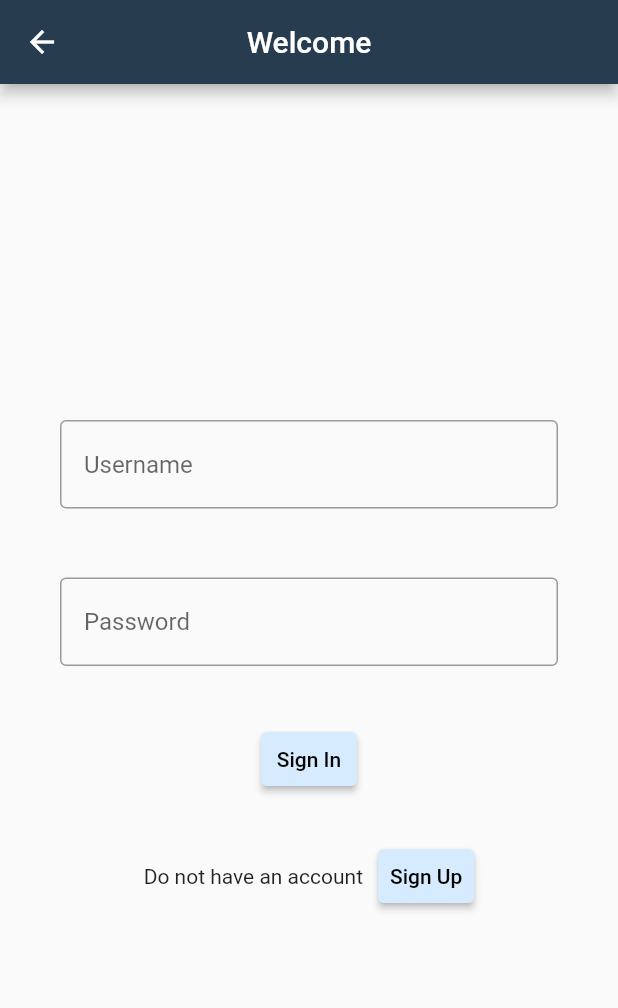
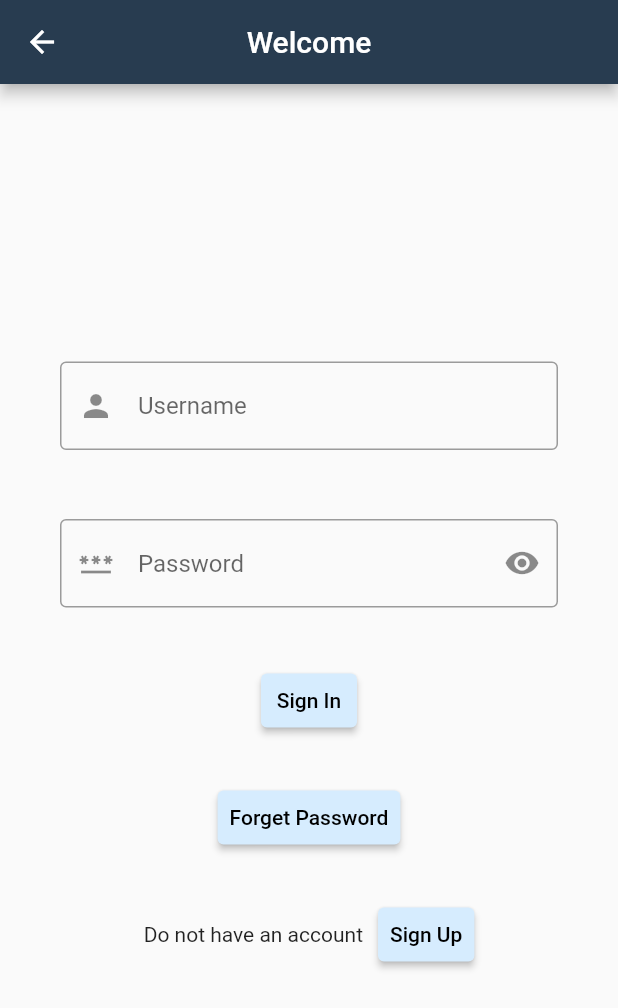
Before and after one commit to omarhilall/Mindkhan, a Flutter app: the Signin screen opened by its route, on a phone screen of 412 x 824 dp. Shown: the top 1008 px of the screen. Run offline on Flutter 3.47's test engine with Material 2 defaults, Android fonts, the phone set to English and light mode, and no system bars; our stand-ins replace flutter_svg, go_router, syncfusion_flutter_calendar, syncfusion_flutter_datepicker, table_calendar.

```diff
--- a/lib/model/routes.dart
+++ b/lib/model/routes.dart
@@ -5,6 +5,7 @@ import 'package:scheduling_app/screens/editprofieAdmin.dart';
 import 'package:scheduling_app/screens/signinpageADMIN.dart';
 import 'package:scheduling_app/screens/signinpageUSER.dart';
 
+import '../screens/homescreen.dart';
 import '../screens/signuppageUSER.dart';
 import '../screens/userHome.dart';
 
@@ -16,6 +17,11 @@ final GoRouter _route = GoRouter(routes: <GoRoute>[
           path: '/signinAdmin',
           builder: (context, state) => const signinAdmin()),
       GoRoute(
+        path: '/AdminScreen',
+        builder: (BuildContext context, GoRouterState state) =>
+            const HomescreenAdmin(),
+      ),
+      GoRoute(
           path: '/UserScreen', builder: (context, state) => const Homescreen()),
       GoRoute(path: '/signinUser', builder: (context, state) => const Signin()),
     ],
--- a/lib/screens/signinpageADMIN.dart
+++ b/lib/screens/signinpageADMIN.dart
@@ -1,5 +1,7 @@
 import 'package:flutter/material.dart';
+import 'package:go_router/go_router.dart';
 import '../services/constants.dart';
+import '../screens/homescreen.dart';
 
 const Color black = Color(0xFF000000);
 
@@ -10,7 +12,7 @@ class signinAdmin extends StatelessWidget {
   Widget build(BuildContext context) {
     return Scaffold(
       appBar: AppBar(
-          title: const Text("Sign In(Admin)"),
+          title: const Text("Welcome "),
           centerTitle: true,
           backgroundColor: kSecondaryColor),
       body: Column(
@@ -34,7 +36,9 @@ class signinAdmin extends StatelessWidget {
                 foregroundColor: Colors.black,
                 elevation: 2,
                 backgroundColor: kPrimaryColor),
-            onPressed: () {},
+            onPressed: () {
+              context.go('/AdminScreen');
+            },
             child: const Text('Sign In'),
           ),
         ],
--- a/lib/screens/signinpageUSER.dart
+++ b/lib/screens/signinpageUSER.dart
@@ -4,9 +4,15 @@ import '../services/constants.dart';
 
 const Color black = Color(0xFF000000);
 
-class Signin extends StatelessWidget {
+class Signin extends StatefulWidget {
   const Signin({super.key});
 
+  @override
+  State<Signin> createState() => _SigninState();
+}
+
+class _SigninState extends State<Signin> {
+  bool _isvisible = true;
   @override
   Widget build(BuildContext context) {
     return Scaffold(
@@ -21,6 +27,7 @@ class Signin extends StatelessWidget {
               padding: EdgeInsets.symmetric(horizontal: 40, vertical: 8),
               child: TextField(
                 decoration: InputDecoration(
+                  prefixIcon: Icon(Icons.person),
                   border: OutlineInputBorder(),
                   hintText: ' Username',
                 ),
@@ -29,12 +36,22 @@ class Signin extends StatelessWidget {
             const SizedBox(
               height: 30,
             ),
-            const Padding(
-              padding: EdgeInsets.symmetric(horizontal: 40, vertical: 8),
+            Padding(
+              padding: const EdgeInsets.symmetric(horizontal: 40, vertical: 8),
               child: TextField(
-                obscureText: true,
+                obscureText: _isvisible,
                 decoration: InputDecoration(
-                  border: OutlineInputBorder(),
+                  prefixIcon: const Icon(Icons.password),
+                  suffixIcon: IconButton(
+                      onPressed: () {
+                        setState(() {
+                          _isvisible = !_isvisible;
+                        });
+                      },
+                      icon: _isvisible
+                          ? const Icon(Icons.visibility)
+                          : const Icon(Icons.visibility_off)),
+                  border: const OutlineInputBorder(),
                   hintText: ' Password',
                 ),
               ),
@@ -51,6 +68,19 @@ class Signin extends StatelessWidget {
                 context.go('/UserScreen');
               },
               child: const Text('Sign In'),
+            ),
+            const SizedBox(
+              height: 30,
+            ),
+            TextButton(
+              style: TextButton.styleFrom(
+                  foregroundColor: Colors.black,
+                  elevation: 2,
+                  backgroundColor: kPrimaryColor),
+              onPressed: () {
+                //context.go('/UserScreen');
+              },
+              child: const Text('Forget Password'),
             ),
             const SizedBox(
               height: 30,
```
